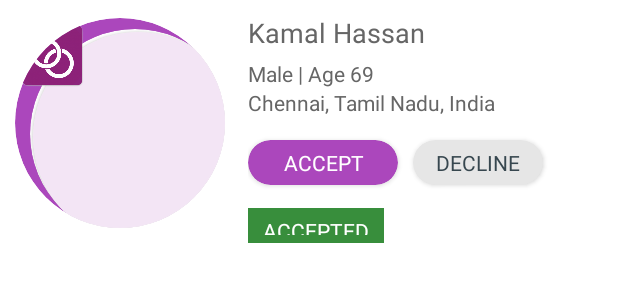
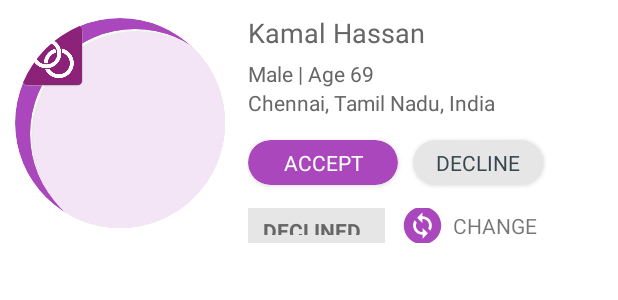
Before and after one commit to explorethecodes/shaadi-karo-app, an Android app: the layout adapter_suggestions.xml on its own in the app's theme, with its tools: preview values and no code run, on a phone screen of 412 x 824 dp. Shown: the top 300 px of the screen. Run offline under Robolectric (Android 15) with nearby library versions, the phone set to English and light mode, and no system bars; network calls fail; Roboto replaces fonts that are not available here.

Commit message:
UI Enhancements

```diff
--- /dev/null
+++ b/app/src/main/res/drawable/ic_change.xml
@@ -0,0 +1,5 @@
+<vector android:height="24dp" android:tint="@color/grey_20"
+    android:viewportHeight="24" android:viewportWidth="24"
+    android:width="24dp" xmlns:android="http://schemas.android.com/apk/res/android">
+    <path android:fillColor="@android:color/white" android:pathData="M12,2C6.48,2 2,6.48 2,12c0,5.52 4.48,10 10,10s10,-4.48 10,-10C22,6.48 17.52,2 12,2zM12.06,19v-2.01c-0.02,0 -0.04,0 -0.06,0c-1.28,0 -2.56,-0.49 -3.54,-1.46c-1.71,-1.71 -1.92,-4.35 -0.64,-6.29l1.1,1.1c-0.71,1.33 -0.53,3.01 0.59,4.13c0.7,0.7 1.62,1.03 2.54,1.01v-2.14l2.83,2.83L12.06,19zM16.17,14.76l-1.1,-1.1c0.71,-1.33 0.53,-3.01 -0.59,-4.13C13.79,8.84 12.9,8.5 12,8.5c-0.02,0 -0.04,0 -0.06,0v2.15L9.11,7.83L11.94,5v2.02c1.3,-0.02 2.61,0.45 3.6,1.45C17.24,10.17 17.45,12.82 16.17,14.76z"/>
+</vector>
--- a/app/src/main/res/layout/adapter_suggestions.xml
+++ b/app/src/main/res/layout/adapter_suggestions.xml
@@ -198,25 +198,36 @@
                         android:layout_width="wrap_content"
                         android:layout_height="wrap_content">
 
+                        <LinearLayout
+                            android:layout_width="match_parent"
+                            android:layout_height="wrap_content"
+                            android:orientation="horizontal">
+
+                            <FrameLayout
+                                android:layout_marginEnd="10dp"
+                                android:layout_width="wrap_content"
+                                android:layout_height="wrap_content">
+
                                 <TextView
                                     android:id="@+id/id_accepted"
                                     android:textAllCaps="true"
+                                    android:textStyle="bold"
                                     android:paddingStart="10dp"
                                     android:paddingEnd="10dp"
+                                    android:background="@color/grey_10"
                                     android:paddingTop="5dp"
                                     android:paddingBottom="5dp"
                                     android:text="Accepted"
                                     android:gravity="start"
                                     android:textAppearance="@style/TextAppearance.AppCompat.Small"
-                            android:textColor="@color/white"
-                            android:background="@color/green_700"
+                                    android:textColor="@color/green_900"
                                     android:layout_gravity="start"
-                            android:layout_width="match_parent"
+                                    android:layout_width="wrap_content"
                                     android:layout_height="wrap_content"/>
 
                                 <TextView
-                            android:visibility="invisible"
                                     android:id="@+id/id_rejected"
+                                    android:textStyle="bold"
                                     android:layout_width="wrap_content"
                                     android:layout_height="wrap_content"
                                     android:layout_gravity="start"
@@ -226,11 +237,38 @@
                                     android:paddingBottom="5dp"
                                     android:fontFamily="@font/roboto"
                                     android:gravity="start"
-                            android:background="@color/red_900"
+                                    android:background="@color/grey_10"
                                     android:text="Declined"
                                     android:textAllCaps="true"
                                     android:textAppearance="@style/TextAppearance.AppCompat.Small"
-                            android:textColor="@color/white" />
+                                    android:textColor="@color/grey_60" />
+
+                            </FrameLayout>
+
+                            <LinearLayout
+                                android:id="@+id/id_change"
+                                android:layout_width="wrap_content"
+                                android:layout_height="wrap_content"
+                                android:orientation="horizontal">
+
+                                <ImageView
+                                    app:tint="@color/purple_400"
+                                    android:layout_width="30dp"
+                                    android:layout_height="30dp"
+                                    android:src="@drawable/ic_change"
+                                    android:layout_gravity="end|center_vertical"/>
+
+                                <TextView
+                                    android:layout_marginStart="5dp"
+                                    android:textAllCaps="true"
+                                    android:layout_width="wrap_content"
+                                    android:layout_height="wrap_content"
+                                    android:text="Change"
+                                    android:layout_gravity="center"
+                                    android:gravity="start|center_vertical"/>
+
+                            </LinearLayout>
+                        </LinearLayout>
                     </FrameLayout>
                 </LinearLayout>
 
--- a/app/src/main/res/values/strings.xml
+++ b/app/src/main/res/values/strings.xml
@@ -2,5 +2,5 @@
     <string name="app_name">Shaadi</string>
 
     <string name="caption"></string>
-    <string name="label_matches_activity">Suggestions</string>
+    <string name="label_matches_activity">Shaadi</string>
 </resources>
```
Lines whose indentation alone changed are shown as unchanged.
